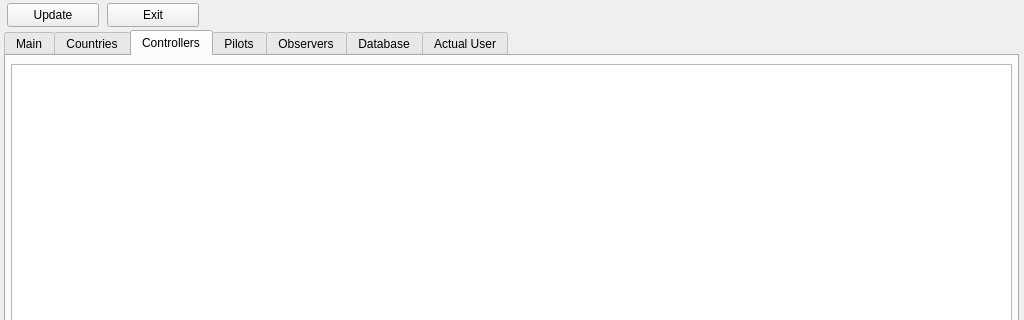
First picture: the form in QtUI/MainWindow_UI.ui, repository emper0r/IVAO-status, before the edit; both pictures show x 0 to 1024 and y 0 to 320 of the 1024 by 686 pixel window.
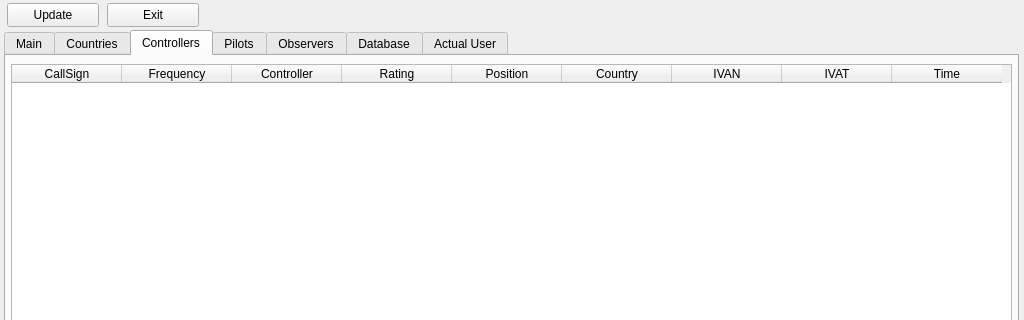
Second picture: the form after the edit. The open tabs and pages were chosen to show the change.

Commit message:
* Added Full ATC and Pilot tableWidget into UI
	- TODO Fix populate

```diff
--- a/QtUI/MainWindow_UI.ui
+++ b/QtUI/MainWindow_UI.ui
@@ -904,7 +904,7 @@
      <attribute name="title">
       <string>Controllers</string>
      </attribute>
-     <widget class="QTableView" name="ATC_FullList">
+     <widget class="QTableWidget" name="ATC_FullList">
       <property name="geometry">
        <rect>
         <x>5</x>
@@ -913,6 +913,87 @@
         <height>591</height>
        </rect>
       </property>
+      <property name="cursor" stdset="0">
+       <cursorShape>PointingHandCursor</cursorShape>
+      </property>
+      <property name="tabKeyNavigation">
+       <bool>false</bool>
+      </property>
+      <property name="showDropIndicator" stdset="0">
+       <bool>false</bool>
+      </property>
+      <property name="dragDropOverwriteMode">
+       <bool>false</bool>
+      </property>
+      <property name="selectionMode">
+       <enum>QAbstractItemView::SingleSelection</enum>
+      </property>
+      <property name="selectionBehavior">
+       <enum>QAbstractItemView::SelectRows</enum>
+      </property>
+      <property name="gridStyle">
+       <enum>Qt::DotLine</enum>
+      </property>
+      <property name="sortingEnabled">
+       <bool>true</bool>
+      </property>
+      <property name="wordWrap">
+       <bool>false</bool>
+      </property>
+      <attribute name="horizontalHeaderDefaultSectionSize">
+       <number>110</number>
+      </attribute>
+      <attribute name="horizontalHeaderMinimumSectionSize">
+       <number>110</number>
+      </attribute>
+      <attribute name="horizontalHeaderStretchLastSection">
+       <bool>false</bool>
+      </attribute>
+      <column>
+       <property name="text">
+        <string>CallSign</string>
+       </property>
+      </column>
+      <column>
+       <property name="text">
+        <string>Frequency</string>
+       </property>
+      </column>
+      <column>
+       <property name="text">
+        <string>Controller</string>
+       </property>
+      </column>
+      <column>
+       <property name="text">
+        <string>Rating</string>
+       </property>
+      </column>
+      <column>
+       <property name="text">
+        <string>Position</string>
+       </property>
+      </column>
+      <column>
+       <property name="text">
+        <string>Country</string>
+       </property>
+      </column>
+      <column>
+       <property name="text">
+        <string>IVAN</string>
+       </property>
+      </column>
+      <column>
+       <property name="text">
+        <string>IVAT</string>
+       </property>
+      </column>
+      <column>
+       <property name="text">
+        <string>Time</string>
+       </property>
+      </column>
      </widget>
     </widget>
     <widget class="QWidget" name="pilots">
```
Left out of the diff: 85 changed lines with no effect on the pictures. The commit also changes 4 other files.
